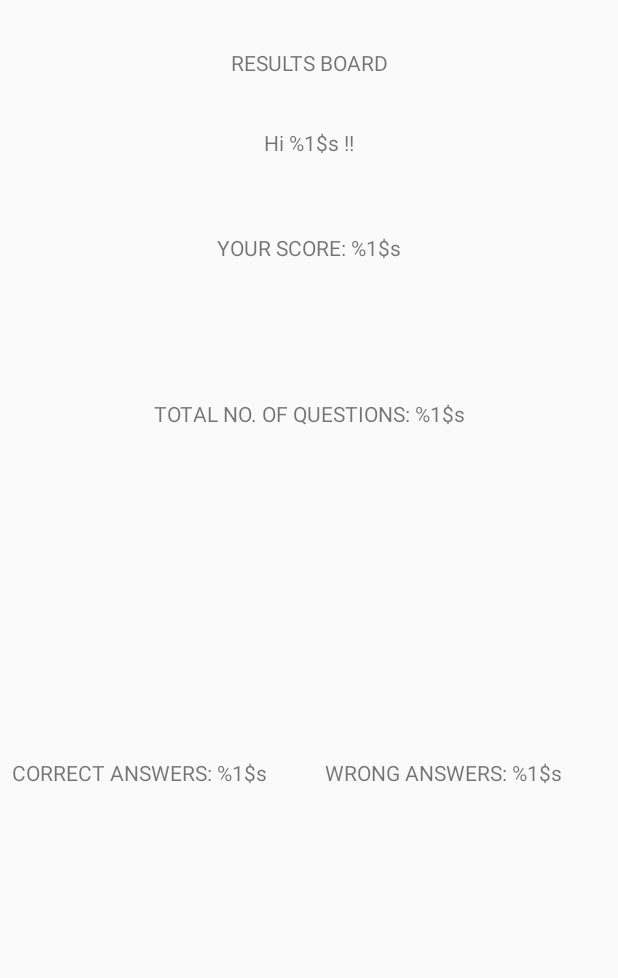
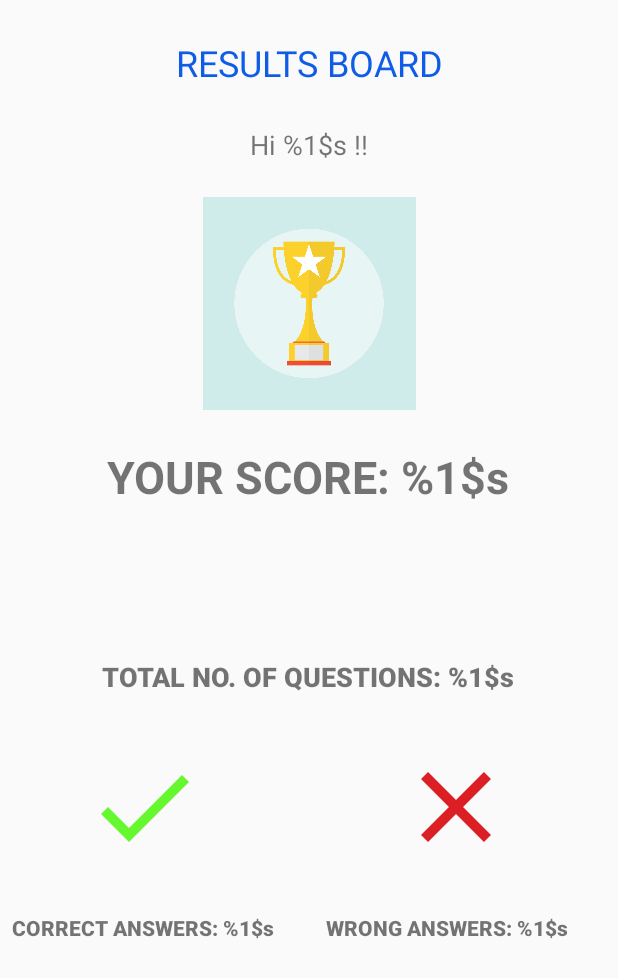
Before and after one commit to ghanavinodhini/QuizApplication, an Android app: the layout activity_results.xml on its own in the app's theme, with its tools: preview values and no code run, on a phone screen of 412 x 824 dp. Shown: the top 978 px of the screen. Run offline under Robolectric (Android 15) with nearby library versions, the phone set to English and light mode, and no system bars.

Commit message:
Added images in 'Results Activity'.

```diff
--- a/app/src/main/AndroidManifest.xml
+++ b/app/src/main/AndroidManifest.xml
@@ -9,16 +9,23 @@
         android:roundIcon="@mipmap/ic_launcher_round"
         android:supportsRtl="true"
         android:theme="@style/AppTheme">
-        <activity android:name=".ResultsActivity"></activity>
-        <activity android:name=".QuizQuestionActivity"></activity> <!-- Remove App bar at top in the mainactivity -->
+        <activity
+            android:name=".ResultsActivity"
+            android:screenOrientation="portrait">
+        </activity>
+        <activity
+            android:name=".QuizQuestionActivity"
+            android:screenOrientation="portrait">
+        </activity>
+        <!-- Remove App bar at top in the mainactivity -->
         <!-- Adjust components to move up when keyboard pop up -->
         <activity
             android:name=".MainActivity"
             android:theme="@style/Theme.AppCompat.NoActionBar"
+            android:screenOrientation="portrait"
             android:windowSoftInputMode="adjustResize">
             <intent-filter>
                 <action android:name="android.intent.action.MAIN" />
-
                 <category android:name="android.intent.category.LAUNCHER" />
             </intent-filter>
         </activity>
--- a/app/src/main/java/com/example/quizpplication/QuizQuestionActivity.kt
+++ b/app/src/main/java/com/example/quizpplication/QuizQuestionActivity.kt
@@ -129,7 +129,9 @@ class QuizQuestionActivity : AppCompatActivity(),View.OnClickListener
         {
             //To set option border by default for unselected button choices
             opt.background = ContextCompat.getDrawable(this,R.drawable.option_border_bg)
+
         }
+
     }
 
     override fun onClick(view: View?) {
@@ -142,7 +144,7 @@ class QuizQuestionActivity : AppCompatActivity(),View.OnClickListener
 
         when(view?.id)
         {
-            //Validate each button on button click
+            //Validate each option button on button click
             R.id.optionOneButton->{selectedOptionValidate(optionOneButton,1)}
             R.id.optionTwoButton->{selectedOptionValidate(optionTwoButton,2)}
             R.id.optionThreeButton->{selectedOptionValidate(optionThreeButton,3)}
--- /dev/null
+++ b/app/src/main/res/drawable/correct_sign.xml
@@ -0,0 +1,5 @@
+<vector android:height="80dp" android:tint="#66F731"
+    android:viewportHeight="24" android:viewportWidth="24"
+    android:width="80dp" xmlns:android="http://schemas.android.com/apk/res/android">
+    <path android:fillColor="@android:color/white" android:pathData="M9,16.2L4.8,12l-1.4,1.4L9,19 21,7l-1.4,-1.4L9,16.2z"/>
+</vector>
--- /dev/null
+++ b/app/src/main/res/drawable/wrong_sign.xml
@@ -0,0 +1,5 @@
+<vector android:height="80dp" android:tint="#DC1F25"
+    android:viewportHeight="24" android:viewportWidth="24"
+    android:width="80dp" xmlns:android="http://schemas.android.com/apk/res/android">
+    <path android:fillColor="@android:color/white" android:pathData="M19,6.41L17.59,5 12,10.59 6.41,5 5,6.41 10.59,12 5,17.59 6.41,19 12,13.41 17.59,19 19,17.59 13.41,12z"/>
+</vector>
--- a/app/src/main/res/layout/activity_quiz_question.xml
+++ b/app/src/main/res/layout/activity_quiz_question.xml
@@ -25,7 +25,7 @@
 
     <ImageView
         android:id="@+id/qv_imageView"
-        android:layout_width="358dp"
+        android:layout_width="0dp"
         android:layout_height="223dp"
         android:layout_marginStart="8dp"
         android:layout_marginTop="8dp"
--- a/app/src/main/res/layout/activity_results.xml
+++ b/app/src/main/res/layout/activity_results.xml
@@ -11,7 +11,7 @@
         android:layout_width="wrap_content"
         android:layout_height="wrap_content"
         android:orientation="horizontal"
-        app:layout_constraintGuide_begin="72dp"
+        app:layout_constraintGuide_begin="127dp"
         app:layout_constraintGuide_percent="0.1" />
 
     <androidx.constraintlayout.widget.Guideline
@@ -27,8 +27,8 @@
         android:layout_width="wrap_content"
         android:layout_height="wrap_content"
         android:orientation="horizontal"
-        app:layout_constraintGuide_begin="173dp"
-        app:layout_constraintGuide_percent="0.25" />
+        app:layout_constraintGuide_begin="350dp"
+        app:layout_constraintGuide_percent="0.50" />
 
     <androidx.constraintlayout.widget.Guideline
         android:id="@+id/guideline4"
@@ -40,9 +40,12 @@
 
     <TextView
         android:id="@+id/resultsTextView"
-        android:layout_width="wrap_content"
+        android:layout_width="0dp"
         android:layout_height="wrap_content"
         android:text="@string/reults_textview"
+        android:textAlignment="center"
+        android:textColor="#0F5DE6"
+        android:textSize="24sp"
         app:layout_constraintBottom_toTopOf="@+id/guideline1"
         app:layout_constraintEnd_toEndOf="parent"
         app:layout_constraintStart_toStartOf="parent"
@@ -50,9 +53,11 @@
 
     <TextView
         android:id="@+id/playerName_textView"
-        android:layout_width="wrap_content"
+        android:layout_width="0dp"
         android:layout_height="wrap_content"
         android:text="@string/playername_textview"
+        android:textAlignment="center"
+        android:textSize="18sp"
         app:layout_constraintBottom_toTopOf="@+id/guideline2"
         app:layout_constraintEnd_toEndOf="parent"
         app:layout_constraintStart_toStartOf="parent"
@@ -61,30 +66,39 @@
 
     <TextView
         android:id="@+id/score_textView"
-        android:layout_width="wrap_content"
+        android:layout_width="411dp"
         android:layout_height="wrap_content"
         android:text="@string/score_textview"
+        android:textAlignment="center"
+        android:textSize="30sp"
+        android:textStyle="normal|bold"
         app:layout_constraintBottom_toTopOf="@+id/guideline3"
         app:layout_constraintEnd_toEndOf="parent"
+        app:layout_constraintHorizontal_bias="0.0"
         app:layout_constraintStart_toStartOf="parent"
-        app:layout_constraintTop_toTopOf="@+id/guideline2" />
+        app:layout_constraintTop_toBottomOf="@+id/trophyImageView"
+        app:layout_constraintVertical_bias="0.242" />
 
     <TextView
         android:id="@+id/totalQuestions_textView"
         android:layout_width="wrap_content"
         android:layout_height="wrap_content"
+        android:fontFamily="sans-serif-black"
         android:text="@string/totalQuestions_textview"
-        app:layout_constraintBottom_toTopOf="@+id/guideline4"
+        android:textSize="18sp"
+        app:layout_constraintBottom_toBottomOf="parent"
         app:layout_constraintEnd_toEndOf="parent"
+        app:layout_constraintHorizontal_bias="0.497"
         app:layout_constraintStart_toStartOf="parent"
         app:layout_constraintTop_toTopOf="@+id/guideline3"
-        app:layout_constraintVertical_bias="0.1" />
+        app:layout_constraintVertical_bias="0.069" />
 
     <TextView
         android:id="@+id/correctlyAnswered_textView"
         android:layout_width="wrap_content"
         android:layout_height="wrap_content"
         android:layout_marginStart="8dp"
+        android:fontFamily="sans-serif-black"
         android:text="@string/correctlyAnswered_textview"
         app:layout_constraintBottom_toTopOf="@+id/guideline4"
         app:layout_constraintStart_toStartOf="parent"
@@ -96,10 +110,48 @@
         android:layout_height="wrap_content"
         android:layout_marginStart="8dp"
         android:layout_marginEnd="8dp"
+        android:fontFamily="sans-serif-black"
         android:text="@string/wronglyAnswered_textview"
         app:layout_constraintBottom_toTopOf="@+id/guideline4"
         app:layout_constraintEnd_toEndOf="parent"
         app:layout_constraintHorizontal_bias="0.514"
         app:layout_constraintStart_toEndOf="@+id/correctlyAnswered_textView"
         app:layout_constraintTop_toTopOf="@+id/guideline3" />
+
+    <ImageView
+        android:id="@+id/trophyImageView"
+        android:layout_width="0dp"
+        android:layout_height="142dp"
+        android:layout_marginTop="8dp"
+        app:layout_constraintEnd_toEndOf="parent"
+        app:layout_constraintHorizontal_bias="0.0"
+        app:layout_constraintStart_toStartOf="parent"
+        app:layout_constraintTop_toTopOf="@+id/guideline2"
+        app:srcCompat="@drawable/trophy" />
+
+    <ImageView
+        android:id="@+id/correctSignImageView"
+        android:layout_width="wrap_content"
+        android:layout_height="wrap_content"
+        android:layout_marginStart="8dp"
+        android:layout_marginTop="24dp"
+        android:layout_marginBottom="20dp"
+        app:layout_constraintBottom_toTopOf="@+id/correctlyAnswered_textView"
+        app:layout_constraintEnd_toStartOf="@+id/wrongSignImageView"
+        app:layout_constraintHorizontal_bias="0.273"
+        app:layout_constraintStart_toStartOf="parent"
+        app:layout_constraintTop_toBottomOf="@+id/totalQuestions_textView"
+        app:srcCompat="@drawable/correct_sign" />
+
+    <ImageView
+        android:id="@+id/wrongSignImageView"
+        android:layout_width="wrap_content"
+        android:layout_height="wrap_content"
+        android:layout_marginTop="24dp"
+        android:layout_marginEnd="68dp"
+        android:layout_marginBottom="20dp"
+        app:layout_constraintBottom_toTopOf="@+id/wronglyAnswered_textView"
+        app:layout_constraintEnd_toEndOf="parent"
+        app:layout_constraintTop_toBottomOf="@+id/totalQuestions_textView"
+        app:srcCompat="@drawable/wrong_sign" />
 </androidx.constraintlayout.widget.ConstraintLayout>
```
Also changed, not shown: app/src/main/res/drawable/trophy.png (added).
